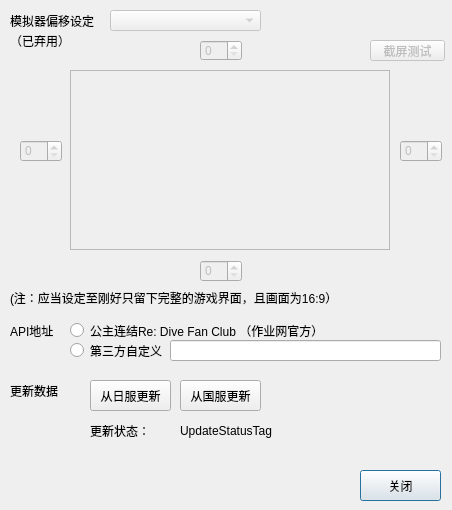
Above: configDialog.ui from Alive24/PCRJJCAnalyzer before the change. Below: the same form after it.
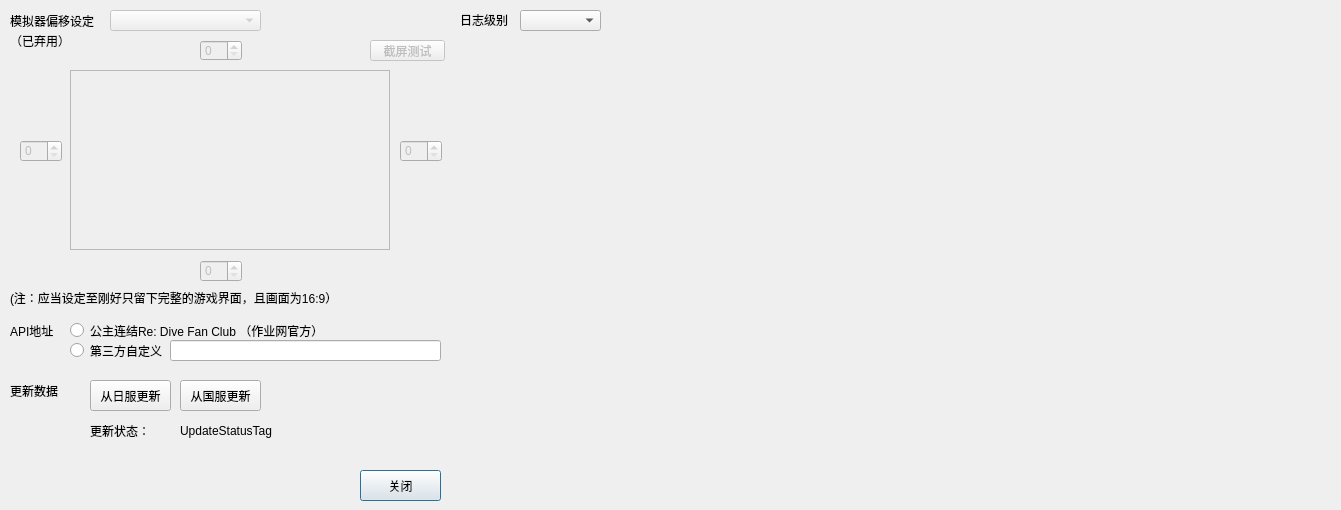
That is the form after the change.

Commit message: v0.2.1: 1. 在设定界面添加日志实时输出模块并优化原有更新相关UI 2. 重新整理并优化了版本信息、路径准备、全局变量准备、日志设定准备模块。 3. 优化了更新数据工作流程和日志产生机制，可以非堵塞的形式进行数据更新，并实时提供进度信息。 4. 优化了原有的查询请求相关错误请求机制。 5. 修正了读取并显示算法配置信息时相关的bug

Patch:
```diff
--- a/configDialog.ui
+++ b/configDialog.ui
@@ -6,7 +6,7 @@
    <rect>
     <x>0</x>
     <y>0</y>
-    <width>452</width>
+    <width>1341</width>
     <height>510</height>
    </rect>
   </property>
@@ -285,6 +285,43 @@
     <string>UpdateStatusTag</string>
    </property>
   </widget>
+  <widget class="QWidget" name="verticalLayoutWidget">
+   <property name="geometry">
+    <rect>
+     <x>460</x>
+     <y>40</y>
+     <width>871</width>
+     <height>461</height>
+    </rect>
+   </property>
+   <layout class="QVBoxLayout" name="logTextBoxLayout"/>
+  </widget>
+  <widget class="QLabel" name="loggingLevelLabel">
+   <property name="geometry">
+    <rect>
+     <x>460</x>
+     <y>10</y>
+     <width>54</width>
+     <height>20</height>
+    </rect>
+   </property>
+   <property name="text">
+    <string>日志级别</string>
+   </property>
+  </widget>
+  <widget class="QComboBox" name="loggingLevelDropbox">
+   <property name="enabled">
+    <bool>true</bool>
+   </property>
+   <property name="geometry">
+    <rect>
+     <x>520</x>
+     <y>10</y>
+     <width>81</width>
+     <height>21</height>
+    </rect>
+   </property>
+  </widget>
  </widget>
  <resources/>
  <connections/>
```
Left out of the diff: 1 changed line with no effect on the pictures. The commit also changes 6 other files.
